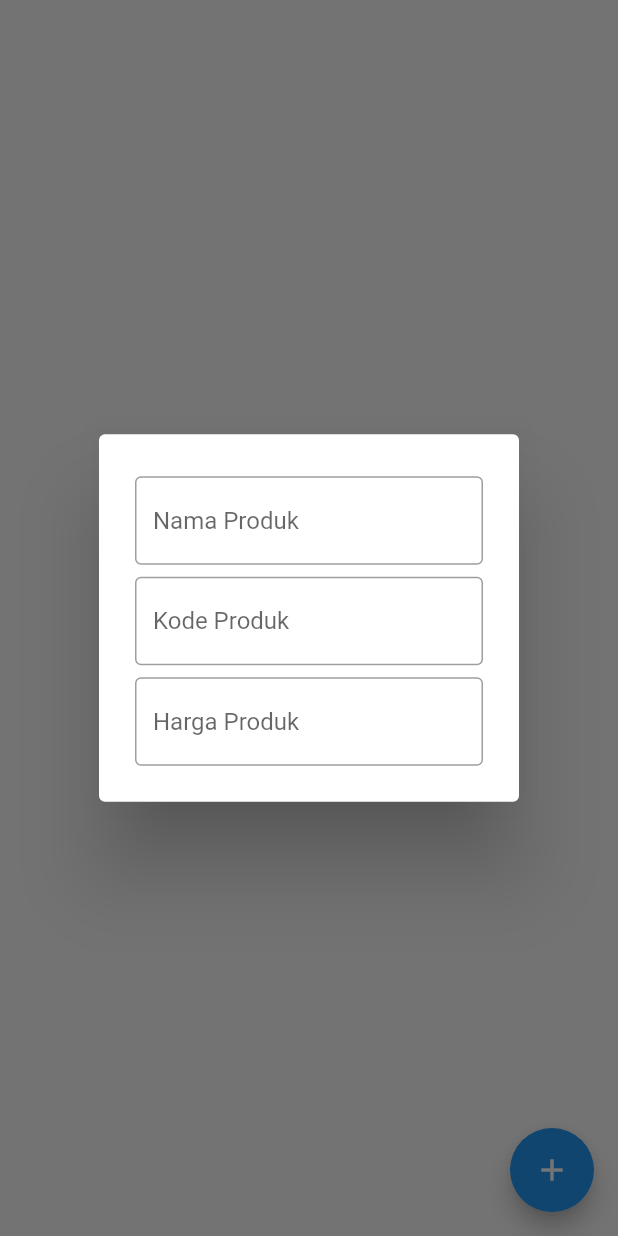
After one commit to pnd-kw/v01prototype, a Flutter app: the Product screen opened directly, after a tap on the "add" icon, on a phone screen of 412 x 824 dp. The commit adds this screen. Run offline on Flutter 3.47's test engine with Material 2 defaults, Android fonts, the phone set to English and light mode, and no system bars; our stand-ins replace font_awesome_flutter, get.

Commit message:
add product page

```diff
--- a/lib/view/primary_menu.dart
+++ b/lib/view/primary_menu.dart
@@ -1,5 +1,8 @@
 import 'package:flutter/material.dart';
 import 'package:font_awesome_flutter/font_awesome_flutter.dart';
+import 'package:get/get.dart';
+
+import 'product.dart';
 
 class PrimaryMenu extends StatelessWidget {
   const PrimaryMenu({Key? key}) : super(key: key);
@@ -16,10 +19,12 @@ class PrimaryMenu extends StatelessWidget {
             mainAxisSize: MainAxisSize.min,
             children: [
               IconButton(
-                onPressed: () {},
+                onPressed: () {
+                  Get.to(() => const Product());
+                },
                 icon: const FaIcon(FontAwesomeIcons.plus),
               ),
-              const Text("Tambah Produk"),
+              const Text("Produk"),
             ],
           ),
           Column(
--- /dev/null
+++ b/lib/view/product.dart
@@ -0,0 +1,70 @@
+import 'package:flutter/material.dart';
+
+class Product extends StatelessWidget {
+  const Product({Key? key}) : super(key: key);
+
+  @override
+  Widget build(BuildContext context) {
+    return Scaffold(
+      floatingActionButton: FloatingActionButton(
+        child: const Icon(Icons.add),
+        onPressed: () => showDialog(
+          context: context,
+          builder: (context) => const ProductDialog(),
+        ),
+      ),
+    );
+  }
+}
+
+class ProductDialog extends StatelessWidget {
+  const ProductDialog({Key? key}) : super(key: key);
+
+  /*@override
+  State<StatefulWidget> createState() {
+    // TODO: implement createState
+    throw UnimplementedError();
+  }*/
+
+  @override
+  Widget build(BuildContext context) {
+    return AlertDialog(
+      content: Form(
+        child: SingleChildScrollView(
+          child: Column(
+            mainAxisSize: MainAxisSize.min,
+            children: [
+              const SizedBox(height: 8),
+              buildNama(),
+              const SizedBox(height: 8),
+              buildKode(),
+              const SizedBox(height: 8),
+              buildHarga(),
+            ],
+          ),
+        ),
+      ),
+    );
+  }
+
+  Widget buildNama() => TextFormField(
+        decoration: const InputDecoration(
+          border: OutlineInputBorder(),
+          hintText: "Nama Produk",
+        ),
+      );
+
+  Widget buildKode() => TextFormField(
+        decoration: const InputDecoration(
+          border: OutlineInputBorder(),
+          hintText: "Kode Produk",
+        ),
+      );
+
+  Widget buildHarga() => TextFormField(
+        decoration: const InputDecoration(
+          border: OutlineInputBorder(),
+          hintText: "Harga Produk",
+        ),
+      );
+}
```
